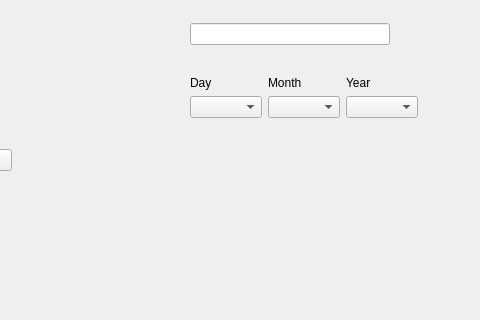
Qt form SessionsBooking/editchildform.ui (d-c-hope/NurserySessionsSheets) before a commit; both pictures show x 330 to 810 and y 185 to 505 of the 1024 by 768 pixel window.
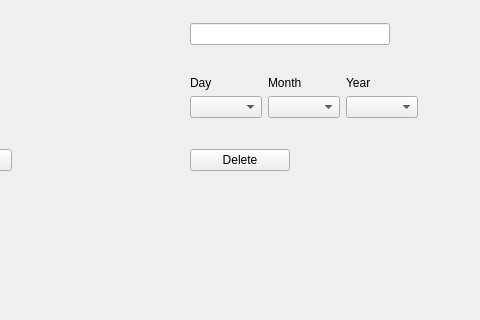
The same form after that commit.

```diff
--- a/SessionsBooking/editchildform.ui
+++ b/SessionsBooking/editchildform.ui
@@ -117,6 +117,19 @@
       </item>
      </layout>
     </item>
+    <item row="4" column="1">
+     <widget class="QPushButton" name="deleteButton">
+      <property name="maximumSize">
+       <size>
+        <width>100</width>
+        <height>16777215</height>
+       </size>
+      </property>
+      <property name="text">
+       <string>Delete</string>
+      </property>
+     </widget>
+    </item>
    </layout>
   </widget>
  </widget>
```
